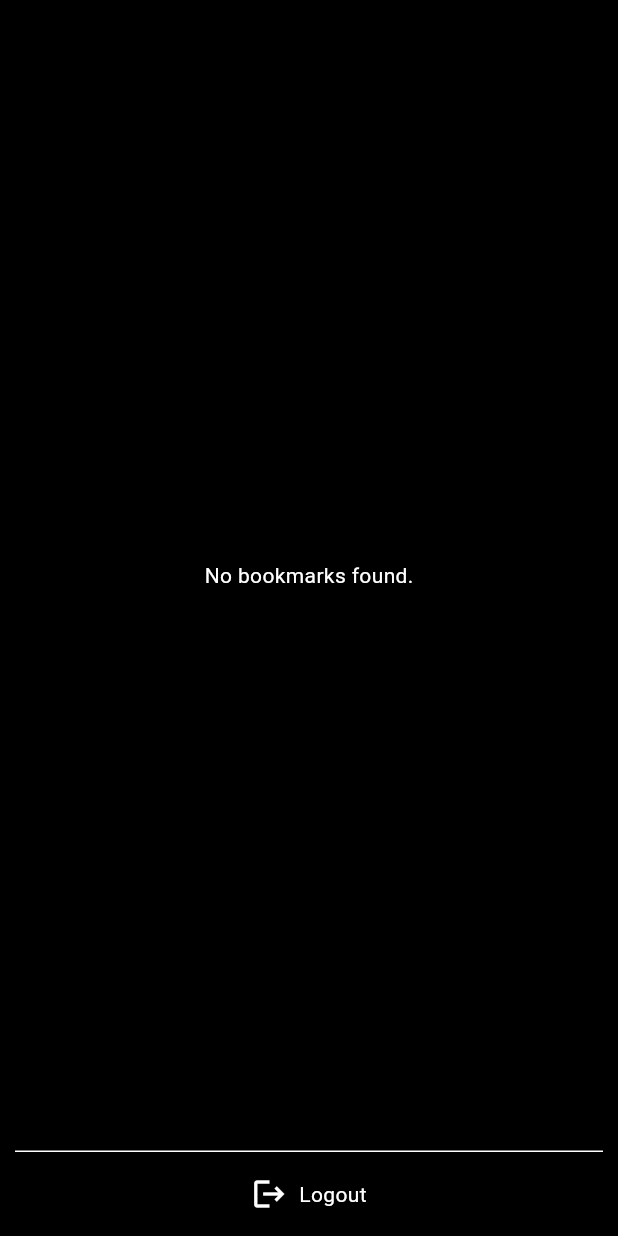
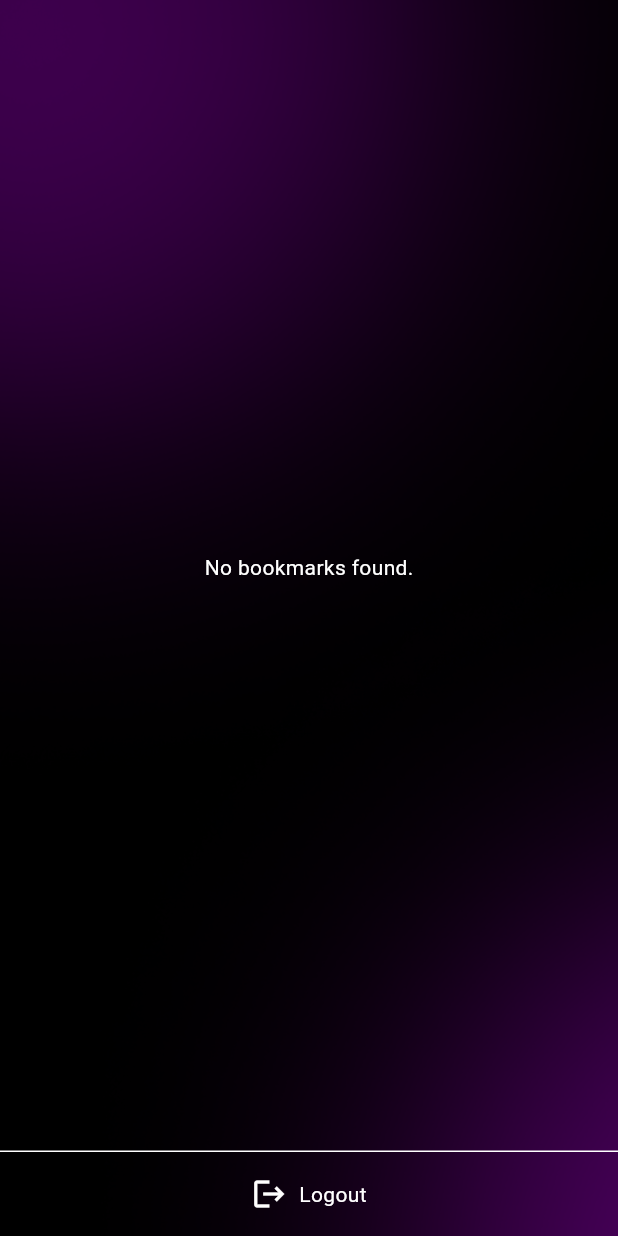
Before and after one commit to Michochi/Code-Fusion-Mobile-App, a Flutter app: the MyProfile screen opened by its route, on a phone screen of 412 x 824 dp. Run offline on Flutter 3.47's test engine with Material 3 defaults, Android fonts, the phone set to English and light mode, and no system bars; our stand-ins replace animated_text_kit, cloud_firestore, firebase_auth, firebase_core, google_fonts, shared_preferences; accounts and stored records are empty.

Commit message:
added design to profile background

```diff
--- a/lib/screens/profile.dart
+++ b/lib/screens/profile.dart
@@ -37,7 +37,40 @@ class _MyProfileState extends State<MyProfile> {
     return Scaffold(
       resizeToAvoidBottomInset: false,
       backgroundColor: const Color.fromARGB(255, 0, 0, 0),
-      body: Column(
+      body: Stack(
+        children: [
+          const Positioned(
+            left: -500,
+            top: -500,
+            child: Opacity(
+              opacity: 0.3,
+              child: Image(
+                image: AssetImage('assets/Ellipse.png'),
+              ),
+            ),
+          ),
+          const Positioned(
+            left: -250,
+            top: 50,
+            height: 1600,
+            child: Opacity(
+              opacity: 0.4,
+              child: Image(
+                image: AssetImage('assets/Ellipse.png'),
+              ),
+            ),
+          ),
+          const Positioned(
+            left: -500,
+            top: 1100,
+            child: Opacity(
+              opacity: 0.5,
+              child: Image(
+                image: AssetImage('assets/Ellipse.png'),
+              ),
+            ),
+          ),
+          Column(
             children: [
               Expanded(
                 child: FutureBuilder<List<Map<String, dynamic>>>(
@@ -84,7 +117,8 @@ class _MyProfileState extends State<MyProfile> {
                       '/', (Route<dynamic> route) => false);
                 },
                 child: Container(
-              margin: const EdgeInsets.only(left: 10, right: 10),
+                  margin: const EdgeInsets.only(
+                      top: 10), // Add margin above the top border
                   decoration: const BoxDecoration(
                     border: Border(
                       top: BorderSide(color: Colors.white),
@@ -93,9 +127,9 @@ class _MyProfileState extends State<MyProfile> {
                   ),
                   width: double.infinity,
                   padding: const EdgeInsets.symmetric(vertical: 16),
-              child: const Row(
+                  child: Row(
                     mainAxisAlignment: MainAxisAlignment.center,
-                children: [
+                    children: const [
                       Icon(Icons.logout, color: Colors.white),
                       SizedBox(width: 8),
                       Text(
@@ -108,6 +142,8 @@ class _MyProfileState extends State<MyProfile> {
               ),
             ],
           ),
+        ],
+      ),
     );
   }
 }
```
Lines whose indentation alone changed are shown as unchanged.
